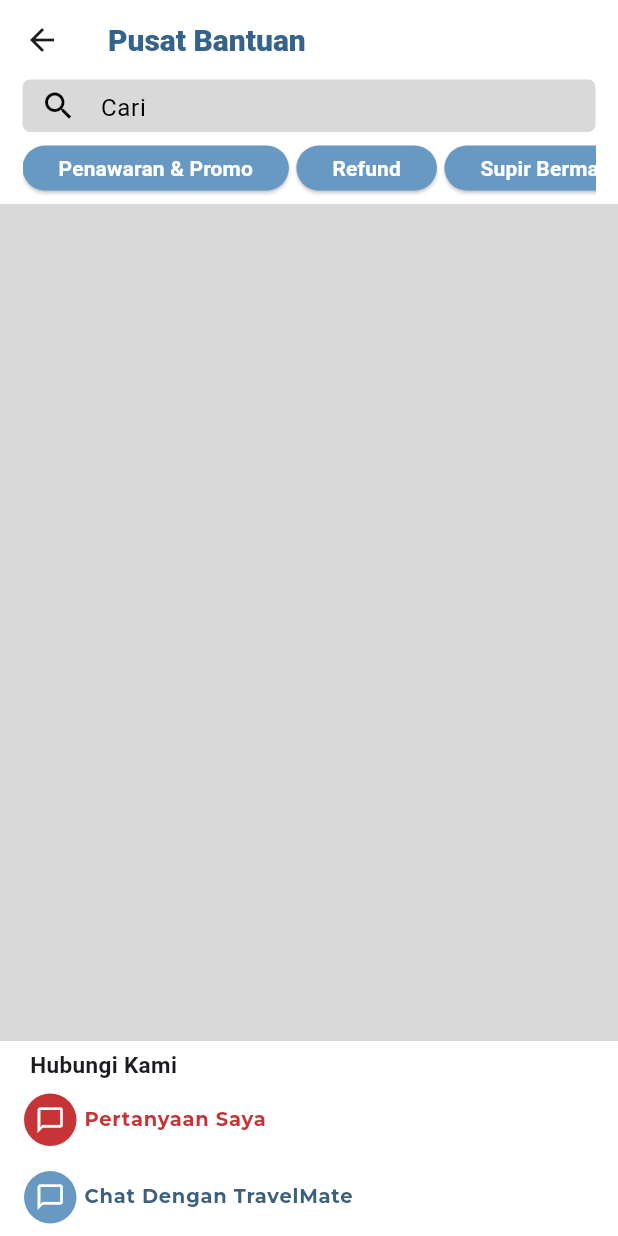
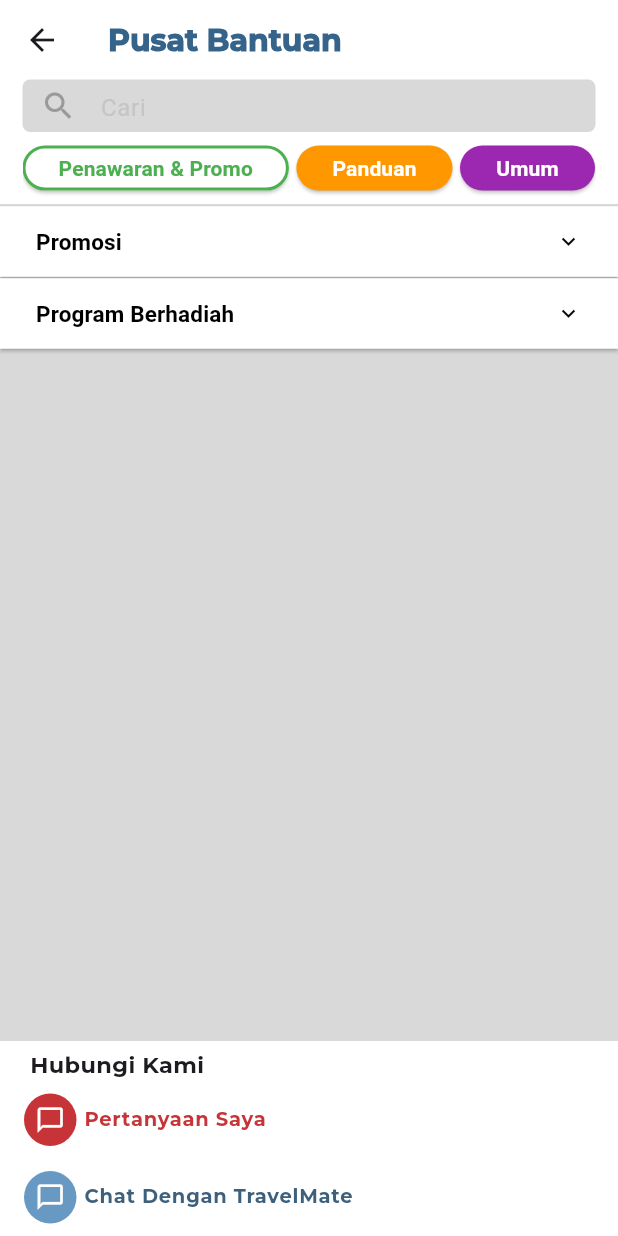
Before and after one commit to Morns123/travelease_mobile, a Flutter app: the screen it shows after launch, scrolled down 167 dp, after a tap on "Lihat Semua", on a phone screen of 412 x 824 dp. Run offline on Flutter 3.47's test engine with Material 3 defaults, Android fonts, the phone set to English and light mode, and no system bars; project files that could hold a hidden picture were left out.

Commit message:
pull branch main

```diff
--- a/lib/Page/DetailReport.dart
+++ b/lib/Page/DetailReport.dart
@@ -7,13 +7,15 @@ class DetailReport extends StatelessWidget {
   @override
   Widget build(BuildContext context) {
     return Scaffold(
+      backgroundColor: const Color.fromARGB(255, 231, 231, 231),
       body: Column(
         children: [
-          SizedBox(height: 30,),
+
           Container(
             color: Colors.white,
             child: Column(
               children: [
+                SizedBox(height: 30,),
                 Row(
                   children: [
                     SizedBox(width: 15,),
--- a/lib/Page/ReportPage.dart
+++ b/lib/Page/ReportPage.dart
@@ -20,12 +20,11 @@ class _ReportPageState extends State<ReportPage> {
   int selectedIndex = 0;
   @override
   Widget build(BuildContext context) {
-
     return Scaffold(
+      backgroundColor: const Color.fromARGB(255, 231, 231, 231),
       body: Column(
 
         children: [
-
           Container(
             height: 130,
             color: Colors.white,
--- a/lib/Page/pages/components/button_to_problem_detail.dart
+++ b/lib/Page/pages/components/button_to_problem_detail.dart
@@ -17,24 +17,26 @@ class ButtonToProblemDetail extends StatelessWidget {
 
   @override
   Widget build(BuildContext context) {
-    return ElevatedButton(
-      onPressed: onPressed,
-      style: ButtonStyle(
-        minimumSize: WidgetStatePropertyAll(size),
-        shape: WidgetStatePropertyAll(outlinedBorder),
-        backgroundColor: WidgetStatePropertyAll(color),
+    return Container(
+      height: 40,
+      alignment: Alignment.centerLeft,
+      decoration: BoxDecoration(
+        border: Border.all(color: const Color.fromARGB(255, 159, 159, 159))
       ),
-      child: Align(
-        alignment: Alignment.centerLeft,
+
+          child: Container(
+            margin: EdgeInsets.only(left: 20),
             child: Text(
               title,
               style: const TextStyle(
-            fontSize: 11,
+                fontSize: 11.5,
                 fontWeight: FontWeight.w500,
                 color: Color(0xff000000),
               ),
             ),
           ),
+
       );
+
   }
 }
--- a/lib/Page/pages/components/button_to_view.dart
+++ b/lib/Page/pages/components/button_to_view.dart
@@ -32,7 +32,7 @@ class ButtonToView extends StatelessWidget {
           Text(
             title,
             style: const TextStyle(
-              fontSize: 14,
+              fontSize: 15,
               fontWeight: FontWeight.w600,
               color: Color(0xff000000),
             ),
--- a/lib/Page/pages/components/problem_category.dart
+++ b/lib/Page/pages/components/problem_category.dart
@@ -1,31 +1,53 @@
 import 'package:flutter/material.dart';
 
+class Category {
+  final String name;
+  final Color color;
+
+  Category({required this.name, required this.color});
+}
+
 class ProblemCategory extends StatefulWidget {
-  final List<String> buttonLabels;
+  final List<Category> categories;
   final ValueChanged<String> onSelected;
+  final int defaultSelectedIndex; // Tambahkan parameter defaultSelectedIndex
 
-  const ProblemCategory(
-      {super.key, required this.buttonLabels, required this.onSelected});
+  const ProblemCategory({
+    super.key,
+    required this.categories,
+    required this.onSelected,
+    this.defaultSelectedIndex = 0, // Default category pertama terpilih
+  });
 
   @override
   _ProblemCategoryState createState() => _ProblemCategoryState();
 }
 
 class _ProblemCategoryState extends State<ProblemCategory> {
-  int selectedButtonIndex = -1;
+  late int selectedButtonIndex;
+
+  @override
+  void initState() {
+    super.initState();
+    selectedButtonIndex = widget.defaultSelectedIndex;
+    // Panggil callback dengan category default yang dipilih
+    WidgetsBinding.instance.addPostFrameCallback((_) {
+      widget.onSelected(widget.categories[selectedButtonIndex].name);
+    });
+  }
 
   @override
   Widget build(BuildContext context) {
     return Row(
-      children: widget.buttonLabels.asMap().entries.map((entry) {
+      children: widget.categories.asMap().entries.map((entry) {
         int index = entry.key;
-        String label = entry.value;
-        return buildButton(index, label);
+        Category category = entry.value;
+        return buildButton(index, category);
       }).toList(),
     );
   }
 
-  Widget buildButton(int index, String text) {
+  Widget buildButton(int index, Category category) {
     bool isSelected = selectedButtonIndex == index;
 
     return Padding(
@@ -35,20 +57,23 @@ class _ProblemCategoryState extends State<ProblemCategory> {
           setState(() {
             selectedButtonIndex = index;
           });
-          widget.onSelected(text); // Panggil callback di sini
+          widget.onSelected(category.name); // Panggil callback saat tombol diklik
         },
         style: ButtonStyle(
-          minimumSize: const WidgetStatePropertyAll(Size(90, 30)),
-          backgroundColor: WidgetStatePropertyAll(
-            isSelected ? Colors.white : const Color(0xff6799C3),
+          minimumSize: const MaterialStatePropertyAll(Size(90, 30)),
+          backgroundColor: MaterialStatePropertyAll(
+            isSelected ? Colors.white : category.color,
           ),
+          side: isSelected
+              ? MaterialStatePropertyAll(BorderSide(color: category.color, width: 2))
+              : MaterialStatePropertyAll(BorderSide.none),
         ),
         child: Text(
-          text,
+          category.name,
           style: TextStyle(
             fontSize: 14,
             fontWeight: FontWeight.w700,
-            color: isSelected ? Colors.black : Colors.white,
+            color: isSelected ? category.color : Colors.white,
           ),
         ),
       ),
--- a/lib/Page/pages/help_center_page/help_center.dart
+++ b/lib/Page/pages/help_center_page/help_center.dart
@@ -18,7 +18,7 @@ class _HelpCenterPageState extends State<HelpCenterPage> {
 
   bool _showButtons = false;
   bool _showButtons2 = false;
-  String selectedCategory = '';
+  String selectedCategory = 'Penawaran & Promo'; // Inisialisasi default
 
   final String title = 'Voucher';
 
@@ -32,6 +32,7 @@ class _HelpCenterPageState extends State<HelpCenterPage> {
           style: TextStyle(
             color: Color(0xff366389),
             fontSize: 20,
+            fontFamily: "Montserrat-Bold",
             fontWeight: FontWeight.w900,
           ),
         ),
@@ -51,10 +52,10 @@ class _HelpCenterPageState extends State<HelpCenterPage> {
                   child: const TextField(
                     decoration: InputDecoration(
                       hintText: 'Cari',
-                      hintStyle: TextStyle(color: Colors.black),
+                      hintStyle: TextStyle(color: Color.fromARGB(255, 197, 197, 197)),
                       prefixIcon: Icon(
                         Icons.search,
-                        color: Colors.black,
+                        color: Color.fromARGB(255, 154, 154, 154),
                       ),
                       border: InputBorder.none,
                     ),
@@ -70,11 +71,10 @@ class _HelpCenterPageState extends State<HelpCenterPage> {
                 child: SingleChildScrollView(
                   scrollDirection: Axis.horizontal,
                   child: ProblemCategory(
-                    buttonLabels: [
-                      'Penawaran & Promo',
-                      'Refund',
-                      'Supir Bermasalah',
-                      'Informasi Umur'
+                    categories: [
+                      Category(name: 'Penawaran & Promo', color: Colors.green),
+                      Category(name: 'Panduan', color: Colors.orange),
+                      Category(name: 'Umum', color: Colors.purple),
                     ],
                     onSelected: (String category) {
                       setState(() {
@@ -91,15 +91,16 @@ class _HelpCenterPageState extends State<HelpCenterPage> {
         ),
       ),
       body: Padding(
-        padding: const EdgeInsets.only(bottom: 130),
+        padding: const EdgeInsets.only(bottom: 30),
         child: SingleChildScrollView(
           scrollDirection: Axis.vertical,
           child: Column(
             mainAxisAlignment: MainAxisAlignment.start,
             children: [
               if (selectedCategory == 'Penawaran & Promo') ...[
+                SizedBox(height: 1,),
                 ButtonToView(
-                  size: const Size(double.infinity, 35),
+                  size: const Size(double.infinity, 47),
                   icon: _showButtons
                       ? Icons.keyboard_arrow_up_outlined
                       : Icons.keyboard_arrow_down_outlined,
@@ -128,7 +129,7 @@ class _HelpCenterPageState extends State<HelpCenterPage> {
                   child: _showButtons
                       ? Padding(
                           padding: const EdgeInsets.symmetric(
-                            vertical: 15,
+                            vertical: 5, // Reduced from 15 to 5
                             horizontal: 30,
                           ),
                           child: Container(
@@ -142,14 +143,15 @@ class _HelpCenterPageState extends State<HelpCenterPage> {
                                 ButtonToProblemDetail(
                                   size: const Size(double.infinity, 35),
                                   color: const Color(0xffffffff),
-                                  title:
-                                      '[$title] Bagaimana cara menggunakan kode voucher',
+                                  title: '[$title] Bagaimana cara menggunakan kode voucher',
                                   onPressed: () {
                                     Navigator.push(
                                       context,
                                       MaterialPageRoute(
                                         builder: (context) =>
-                                                const DetailProblemPage()));
+                                            const DetailProblemPage(),
+                                      ),
+                                    );
                                   },
                                   outlinedBorder: const RoundedRectangleBorder(
                                     borderRadius: BorderRadius.all(
@@ -169,7 +171,7 @@ class _HelpCenterPageState extends State<HelpCenterPage> {
                       : const SizedBox.shrink(),
                 ),
                 ButtonToView(
-                  size: const Size(double.infinity, 35),
+                  size: const Size(double.infinity, 47),
                   icon: _showButtons2
                       ? Icons.keyboard_arrow_up_outlined
                       : Icons.keyboard_arrow_down_outlined,
@@ -185,28 +187,6 @@ class _HelpCenterPageState extends State<HelpCenterPage> {
                       Radius.circular(0),
                     ),
                     side: _showButtons2
-                        ? const BorderSide(
-                            color: Color(0xff366389),
-                            width: 1,
-                            style: BorderStyle.solid,
-                          )
-                        : BorderSide.none,
-                  ),
-                ),
-              ] else if (selectedCategory == 'Refund') ...[
-                ButtonToView(
-                  size: const Size(double.infinity, 35),
-                  icon: _showButtons
-                      ? Icons.keyboard_arrow_up_outlined
-                      : Icons.keyboard_arrow_down_outlined,
-                  color: const Color(0xffffffff),
-                  title: '....',
-                  onPressed: () {},
-                  outlinedBorder: RoundedRectangleBorder(
-                    borderRadius: const BorderRadius.all(
-                      Radius.circular(0),
-                    ),
-                    side: _showButtons
                         ? const BorderSide(
                             color: Color(0xff366389),
                             width: 1,
@@ -236,6 +216,7 @@ class _HelpCenterPageState extends State<HelpCenterPage> {
                 style: TextStyle(
                   fontSize: 15,
                   fontWeight: FontWeight.w600,
+                  fontFamily: "Montserrat-Bold"
                 ),
               ),
             ),
@@ -246,7 +227,9 @@ class _HelpCenterPageState extends State<HelpCenterPage> {
                   MaterialPageRoute(
                     builder: (context) => ReportPage(
                       onCategorySelected: (int) {},
-                            )));
+                    ),
+                  ),
+                );
               },
               text: 'Pertanyaan Saya',
               color: const Color(0xffC73437),
@@ -254,12 +237,14 @@ class _HelpCenterPageState extends State<HelpCenterPage> {
             ),
             ChatOption(
               onTap: () {
-                Navigator.push(context,
-                    MaterialPageRoute(builder: (context) => ChatBot()));
+                Navigator.push(
+                  context,
+                  MaterialPageRoute(builder: (context) => ChatBot()),
+                );
               },
               text: 'Chat Dengan TravelMate',
               color: const Color(0xff6799C3),
-              textColor: Color.fromRGBO(61, 96, 125, 1),
+              textColor: const Color.fromRGBO(61, 96, 125, 1),
             ),
           ],
         ),
--- a/lib/widget/DetailReport/LaporanCard.dart
+++ b/lib/widget/DetailReport/LaporanCard.dart
@@ -99,7 +99,7 @@ class LaporanCard extends StatelessWidget {
             if (showLine)
               Container(
                 width: 2,
-                height: 70,
+                height: 80,
                 color: Colors.grey,
               ),
           ],
--- a/lib/widget/ReportPage/Ditutup.dart
+++ b/lib/widget/ReportPage/Ditutup.dart
@@ -5,6 +5,8 @@ class DitutupWidget extends StatelessWidget {
 
   @override
   Widget build(BuildContext context) {
-    return Scaffold();
+    return Scaffold(
+backgroundColor: const Color.fromARGB(255, 231, 231, 231),
+    );
   }
 }
--- a/lib/widget/ReportPage/SedangBerlangsung.dart
+++ b/lib/widget/ReportPage/SedangBerlangsung.dart
@@ -7,6 +7,7 @@ class Sdg_BerlangsungWiget extends StatelessWidget {
   @override
   Widget build(BuildContext context) {
     return Scaffold(
+      backgroundColor: const Color.fromARGB(255, 231, 231, 231),
       body: InkWell(
         onTap: () {
           Navigator.push(context, MaterialPageRoute(builder: (context) => DetailReport()));
```
Also changed, not shown: pubspec.lock. Lines whose indentation alone changed are shown as unchanged.
